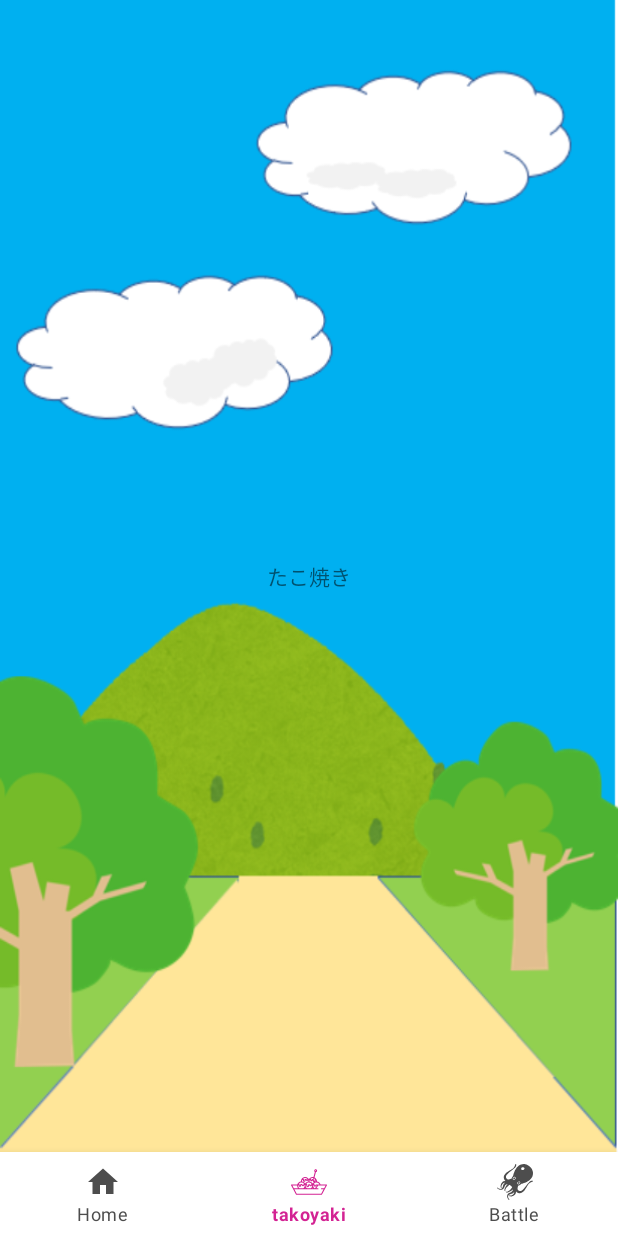
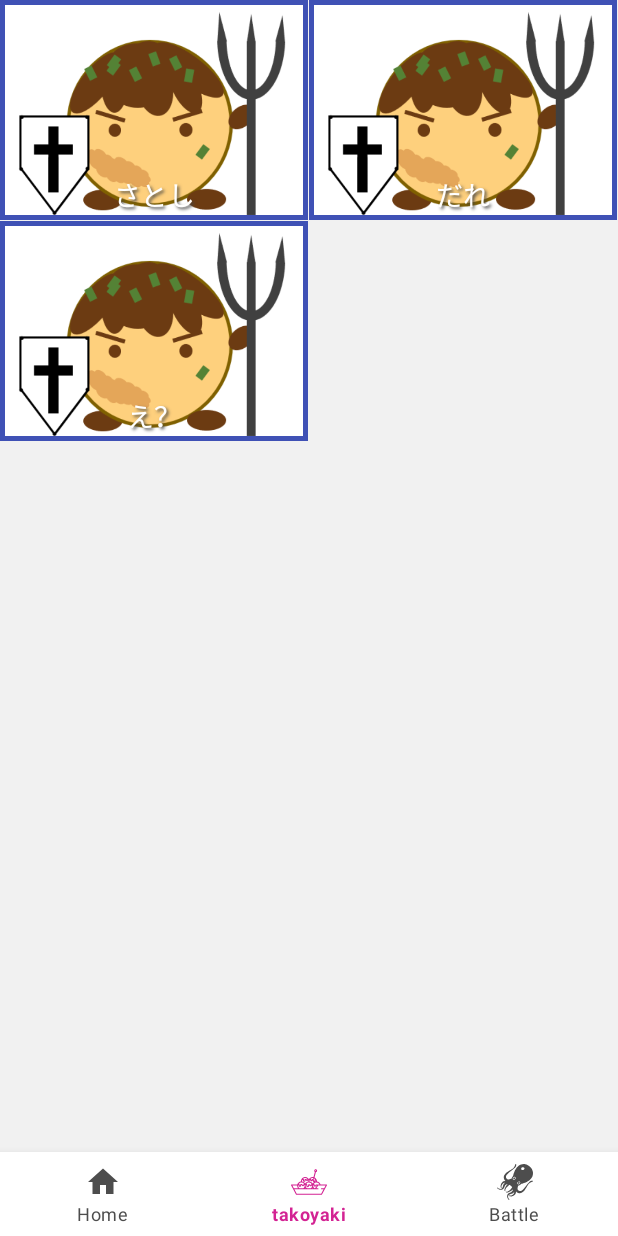
Before and after one commit to jellyfish26/TakoyakiWarriors, an Android app: the HomeScreen screen opened directly, with no data from a screen before it, item 2 of the bottom bar chosen, on a phone screen of 412 x 824 dp. Run offline under Robolectric (Android 15) with nearby library versions, the phone set to English and light mode, and no system bars.

Commit message:
takoyakikun develop

```diff
--- a/app/src/main/AndroidManifest.xml
+++ b/app/src/main/AndroidManifest.xml
@@ -19,5 +19,6 @@
         <activity android:name=".HomeScreen" android:theme="@style/MaterialTheme">
 
         </activity>
+        <activity android:name=".TakoyakiDetailsActivity" android:theme="@style/MaterialTheme"/>
     </application>
 </manifest>
--- /dev/null
+++ b/app/src/main/java/jellyfish026/trunkhackathon/Data.kt
@@ -0,0 +1,13 @@
+package jellyfish026.trunkhackathon
+
+object Data {
+    var takoyakikun = arrayOf("さとし", "だれ", "え？")
+    var HP = arrayOf(100, 100, 100)
+    var ATK = arrayOf(100, 100, 100)
+    var DEF = arrayOf(100, 100, 100)
+    var SPE = arrayOf(100, 100, 100)
+    var EP = 0
+    var TP = 0
+    var selectTakoyaki = arrayOf(0, 0, 0);
+    var nowID = 0;
+}
--- /dev/null
+++ b/app/src/main/java/jellyfish026/trunkhackathon/GridAdapter.kt
@@ -0,0 +1,65 @@
+package jellyfish026.trunkhackathon
+
+import android.content.Context
+import android.view.LayoutInflater
+import android.view.View
+import android.view.ViewGroup
+import android.widget.BaseAdapter
+import android.widget.ImageView
+import android.widget.TextView
+
+import java.util.ArrayList
+
+class GridAdapter internal constructor(
+    context: Context,
+    private val layoutId: Int,
+    iList: List<Int>,
+    private val names: Array<String>
+) : BaseAdapter() {
+
+    private var imageList = ArrayList<Int>()
+    private val inflater: LayoutInflater = context.getSystemService(Context.LAYOUT_INFLATER_SERVICE) as LayoutInflater
+
+    internal inner class ViewHolder {
+        var imageView: ImageView? = null
+        var textView: TextView? = null
+    }
+
+    init {
+        imageList = iList as ArrayList<Int>
+    }
+
+    override fun getView(position: Int, convertView: View?, parent: ViewGroup): View {
+        var convertView = convertView
+
+        val holder: ViewHolder
+        if (convertView == null) {
+            convertView = inflater.inflate(layoutId, parent, false)
+            holder = ViewHolder()
+
+            holder.imageView = convertView!!.findViewById(R.id.image_view)
+            holder.textView = convertView.findViewById(R.id.text_view)
+
+            convertView.tag = holder
+        } else {
+            holder = convertView.tag as ViewHolder
+        }
+
+        holder.imageView!!.setImageResource(imageList[position])
+        holder.textView!!.text = names[position]
+
+        return convertView
+    }
+
+    override fun getCount(): Int {
+        return imageList.size
+    }
+
+    override fun getItem(position: Int): Any? {
+        return null
+    }
+
+    override fun getItemId(position: Int): Long {
+        return 0
+    }
+}
--- a/app/src/main/java/jellyfish026/trunkhackathon/HomeScreen.kt
+++ b/app/src/main/java/jellyfish026/trunkhackathon/HomeScreen.kt
@@ -31,7 +31,7 @@ class HomeScreen: AppCompatActivity() {
                         .replace(R.id.frameLayout, TakoyakiFragment())
                         .commit()
                 }
-                R.id.action_battle -> message = "battle!!"
+                R.id.action_battle -> message = "bettle!!"
             }
 
             Toast.makeText(this,
--- a/app/src/main/java/jellyfish026/trunkhackathon/MainActivity.kt
+++ b/app/src/main/java/jellyfish026/trunkhackathon/MainActivity.kt
@@ -8,14 +8,11 @@ import com.linecorp.linesdk.Scope
 import com.linecorp.linesdk.auth.LineAuthenticationParams
 import com.linecorp.linesdk.widget.LoginButton
 import java.util.*
-import android.widget.Toast
-import com.linecorp.linesdk.auth.LineLoginResult
 import android.util.Log
-import com.linecorp.linesdk.LoginListener
 import com.linecorp.linesdk.LineApiResponseCode
 import com.linecorp.linesdk.auth.LineLoginApi
 
-const val LINE_CHANNEL_ID = "1555729377"
+const val LINE_CHANNEL_ID = "1555670815"
 const val REQUEST_CODE = 1
 
 class MainActivity : AppCompatActivity() {
--- a/app/src/main/java/jellyfish026/trunkhackathon/TakoyakiFragment.kt
+++ b/app/src/main/java/jellyfish026/trunkhackathon/TakoyakiFragment.kt
@@ -5,10 +5,45 @@ import android.support.v4.app.Fragment
 import android.view.LayoutInflater
 import android.view.View
 import android.view.ViewGroup
+import android.widget.AdapterView
+import android.widget.GridView
+import android.content.Intent
 
-class TakoyakiFragment : Fragment() {
+
+
+
+
+class TakoyakiFragment : Fragment(), AdapterView.OnItemClickListener {
+
+    var imageList = arrayListOf<Int>()
 
     override fun onCreateView(inflater: LayoutInflater, container: ViewGroup?, savedInstanceState: Bundle?): View? {
-        return  inflater.inflate(R.layout.fragment_takoyaki, container, false)
+
+        val view = inflater.inflate(R.layout.fragment_takoyaki, container, false)
+
+        for (i in Data.takoyakikun) {
+            imageList.add(R.drawable.takoyaki_fight)
+        }
+
+        val gridview = view.findViewById<GridView>(R.id.gridview)
+
+        val Adapter = GridAdapter(
+            this.context!!,
+            R.layout.grid_item,
+            imageList,
+            Data.takoyakikun)
+
+        gridview.adapter = Adapter
+
+        gridview.setOnItemClickListener(this)
+
+        return view;
+    }
+
+    override fun onItemClick(parent: AdapterView<*>, view: View, position: Int, id: Long) {
+        val intent = Intent(activity, TakoyakiDetailsActivity::class.java)
+        intent.putExtra("IMAGEID", imageList.get(position))
+        Data.nowID = position
+        startActivity(intent)
     }
 }
--- a/app/src/main/res/layout/fragment_takoyaki.xml
+++ b/app/src/main/res/layout/fragment_takoyaki.xml
@@ -4,10 +4,15 @@
         android:layout_width="match_parent"
         android:layout_height="match_parent">
 
-    <TextView
+    <GridView
+            android:id="@+id/gridview"
             android:layout_width="match_parent"
             android:layout_height="match_parent"
+            android:background="#F1F1F1"
             android:gravity="center"
-            android:text="たこ焼き"/>
+            android:horizontalSpacing="1dp"
+            android:verticalSpacing="1dp"
+            android:numColumns="2"
+            android:stretchMode="columnWidth" />
 
 </android.support.constraint.ConstraintLayout>
--- /dev/null
+++ b/app/src/main/res/layout/grid_item.xml
@@ -0,0 +1,29 @@
+<?xml version="1.0" encoding="utf-8"?>
+<RelativeLayout xmlns:android="http://schemas.android.com/apk/res/android"
+                android:layout_width="match_parent"
+                android:layout_height="match_parent"
+                android:background="#3F51B5"
+                android:padding="3dp" >
+
+    <ImageView
+            android:id="@+id/image_view"
+            android:layout_width="match_parent"
+            android:layout_height="140dp"
+            android:scaleType="centerCrop"
+            android:contentDescription="bbbb"/>
+
+    <TextView
+            android:id="@+id/text_view"
+            android:gravity="center"
+            android:textSize="18sp"
+            android:textColor="#fff"
+            android:shadowDx="2"
+            android:shadowDy="2"
+            android:shadowRadius="2"
+            android:shadowColor="#444"
+            android:layout_margin="10dp"
+            android:layout_alignParentBottom="true"
+            android:layout_width="match_parent"
+            android:layout_height="wrap_content"/>
+
+</RelativeLayout>
```
Also changed, not shown: app/src/main/java/jellyfish026/trunkhackathon/TakoyakiDetailsActivity.kt (added, +38 -0 lines), app/src/main/res/layout/activity_takoyaki_details.xml (added, +26 -0 lines), app/src/main/res/layout/fragment_home.xml (+5 -6 lines), app/src/main/res/drawable/takoyaki_fight.png (added).
